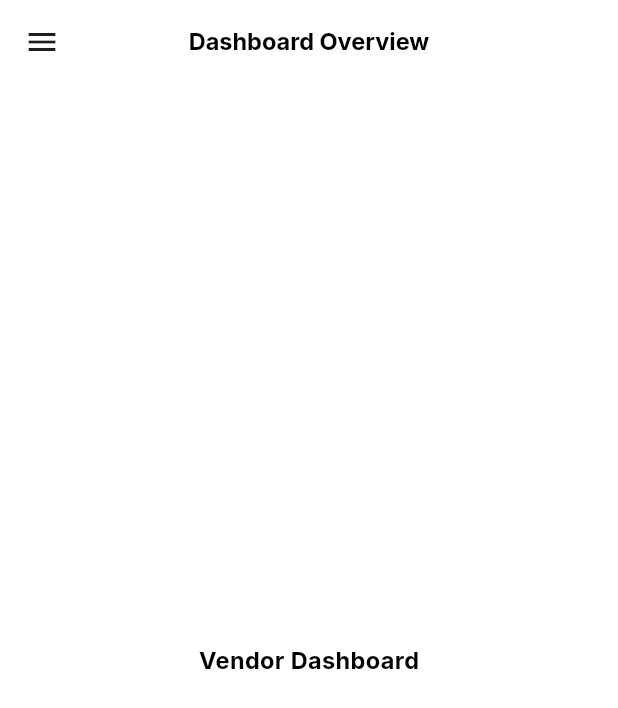
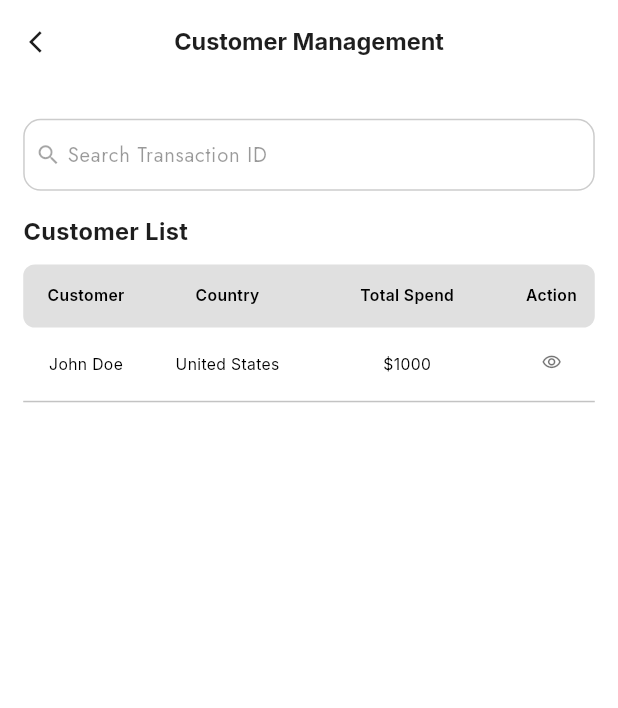
Before and after one commit to Irfanhossain909/service_dashboard_app, a Flutter app: the VendorDashboardScreen screen opened by its route, in the side drawer, after a tap on "Customer Management", on a phone screen of 412 x 824 dp. Shown: the top 708 px of the screen. Run offline on Flutter 3.47's test engine with Material 3 defaults, Android fonts, the phone set to English and light mode, and no system bars; our stand-ins replace cached_network_image, flutter_otp_text_field, flutter_screenutil, flutter_svg, get, get_storage and 2 more; accounts and stored records are empty; network calls fail.

Commit message:
Add vendor customer management routes and update navigation in vendor dashboard.

```diff
--- a/lib/core/route/app_routes.dart
+++ b/lib/core/route/app_routes.dart
@@ -25,6 +25,10 @@ class AppRoutes {
   final String vendorControllerManagementScreen = "/vendor-controller-management-screen";
   final String vendorAddNewControllerScreen = "/vendor-add-new-controller-screen";
 
+  /// ========= Vendor Customer Management Routes =========
+  final String vendorCustomerManagementScreen = "/vendor-customer-management-screen";
+  final String vendorCustomerDetailsScreen = "/vendor-customer-details-screen";
+
 
 
 /// ========= Vendor Profile Routes =========
--- a/lib/core/route/app_routes_file.dart
+++ b/lib/core/route/app_routes_file.dart
@@ -11,6 +11,8 @@ import 'package:service_dashboard_app/features/auth/register/presentation/ui/sig
 import 'package:service_dashboard_app/features/auth/register/presentation/ui/verify_otp_screen.dart';
 import 'package:service_dashboard_app/features/vendor/controller_management/presentation/ui/vendor_add_new_controller_screen.dart';
 import 'package:service_dashboard_app/features/vendor/controller_management/presentation/ui/vendor_controller_management_screen.dart';
+import 'package:service_dashboard_app/features/vendor/customer_management/presentation/ui/vendor_customer_details_screen.dart';
+import 'package:service_dashboard_app/features/vendor/customer_management/presentation/ui/vendor_customer_management_screen.dart';
 import 'package:service_dashboard_app/features/vendor/dashboard/presentation/ui/vendor_dashboard_screen.dart';
 import 'package:service_dashboard_app/features/vendor/legal/presentation/ui/vendor_legal_screen.dart';
 import 'package:service_dashboard_app/features/vendor/profile/presentation/ui/vendor_profile_screen.dart';
@@ -67,8 +69,6 @@ List<GetPage> appRootRoutesFile = <GetPage>[
     page: () => const VendorDashboardScreen(),
   ),
 
-
-
   /// ========= Vendor Controller Management Routes =========
   GetPage(
     name: AppRoutes.instance.vendorControllerManagementScreen,
@@ -79,6 +79,18 @@ List<GetPage> appRootRoutesFile = <GetPage>[
     name: AppRoutes.instance.vendorAddNewControllerScreen,
     binding: AppBinding(),
     page: () => const VendorAddNewControllerScreen(),
+  ),
+
+  /// ========= Vendor Customer Management Routes =========
+  GetPage(
+    name: AppRoutes.instance.vendorCustomerManagementScreen,
+    binding: AppBinding(),
+    page: () => const VendorCustomerManagementScreen(),
+  ),
+  GetPage(
+    name: AppRoutes.instance.vendorCustomerDetailsScreen,
+    binding: AppBinding(),
+    page: () => const VendorCustomerDetailsScreen(),
   ),
 
   /// ========= Vendor Profile Routes =========
--- /dev/null
+++ b/lib/features/vendor/customer_management/presentation/ui/vendor_customer_management_screen.dart
@@ -0,0 +1,61 @@
+import 'package:flutter/material.dart';
+import 'package:flutter_screenutil/flutter_screenutil.dart';
+import 'package:get/get.dart';
+import 'package:service_dashboard_app/core/component/app_input/app_input_widget_two.dart';
+import 'package:service_dashboard_app/core/component/app_text/app_text.dart';
+import 'package:service_dashboard_app/core/component/appbar/custom_appbar.dart';
+import 'package:service_dashboard_app/core/const/app_color.dart';
+import 'package:service_dashboard_app/core/route/app_routes.dart';
+import 'package:service_dashboard_app/features/vendor/customer_management/presentation/widget/customer_management_table.dart';
+
+class VendorCustomerManagementScreen extends StatelessWidget {
+  const VendorCustomerManagementScreen({super.key});
+
+  @override
+  Widget build(BuildContext context) {
+    return Scaffold(
+      appBar: CustomAppbar(text: "Customer Management"),
+      body: Padding(
+        padding: EdgeInsets.all(16.r),
+        child: Column(
+          crossAxisAlignment: CrossAxisAlignment.start,
+          children: [
+            AppInputWidgetTwo(
+              hintText: "Search Transaction ID",
+              prefix: Icon(
+                Icons.search,
+                color: AppColors.black.withValues(alpha: 0.4),
+                size: 18.r,
+              ),
+              onTap: () {
+                print("Search");
+              },
+              onChanged: (value) {
+                print(value);
+              },
+            ),
+            SizedBox(height: 16.h),
+            AppText(
+              data: "Customer List",
+              fontSize: 18.sp,
+              fontWeight: FontWeight.w700,
+            ),
+            SizedBox(height: 12.h),
+            CustomerManagementTable(
+              items: [
+                CustomerManagementTableItemModel(
+                  customer: "John Doe",
+                  country: "United States",
+                  totalSpend: "\$1000",
+                  onView: () {
+                    Get.toNamed(AppRoutes.instance.vendorCustomerDetailsScreen);
+                  },
+                ),
+              ],
+            ),
+          ],
+        ),
+      ),
+    );
+  }
+}
--- /dev/null
+++ b/lib/features/vendor/customer_management/presentation/widget/customer_management_table.dart
@@ -0,0 +1,118 @@
+import 'package:flutter/material.dart';
+import 'package:flutter_screenutil/flutter_screenutil.dart';
+import 'package:service_dashboard_app/core/component/app_text/app_text.dart';
+import 'package:service_dashboard_app/core/const/app_color.dart';
+
+class CustomerManagementTable extends StatelessWidget {
+  final List<CustomerManagementTableItemModel> items;
+
+  const CustomerManagementTable({super.key, required this.items});
+
+  @override
+  Widget build(BuildContext context) {
+    return Container(
+      width: double.infinity,
+      decoration: BoxDecoration(borderRadius: BorderRadius.circular(8.r)),
+      child: Table(
+        columnWidths: {
+          0: FixedColumnWidth(80.w),
+          1: FixedColumnWidth(100.w),
+          2: FlexColumnWidth(100),
+          3: FixedColumnWidth(55.w),
+        },
+
+        children: [
+          /// Header
+          TableRow(
+            decoration: BoxDecoration(
+              color: Colors.grey.shade300,
+              borderRadius: BorderRadius.circular(8.r),
+            ),
+            children: [
+              _headerText("Customer"),
+              _headerText("Country"),
+              _headerText("Total Spend"),
+              _headerText("Action"),
+            ],
+          ),
+
+          /// Data Rows
+          ...List.generate(
+            items.length,
+            (index) => TableRow(
+              decoration: BoxDecoration(
+                border: Border(
+                  bottom: BorderSide(color: AppColors.nevColor, width: 1),
+                ),
+              ),
+              children: [
+                _cellText(items[index].customer),
+                _cellText(items[index].country),
+                _cellText(items[index].totalSpend),
+                Padding(
+                  padding: EdgeInsets.symmetric(
+                    vertical: 16.h,
+                    horizontal: 10.w,
+                  ),
+                  child: InkWell(
+                    onTap: items[index].onView,
+                    child: Icon(
+                      Icons.remove_red_eye_outlined,
+                      size: 14.r,
+                      color: Colors.black54,
+                    ),
+                  ),
+                ),
+              ],
+            ),
+          ),
+        ],
+      ),
+    );
+  }
+
+  Widget _headerText(String text) {
+    return Padding(
+      padding: EdgeInsets.symmetric(vertical: 14.h, horizontal: 8.w),
+      child: AppText(
+        data: text,
+        fontSize: 12.sp,
+        maxLines: 1,
+        overflow: TextOverflow.ellipsis,
+        textAlign: TextAlign.center,
+        fontWeight: FontWeight.w600,
+        color: Colors.black,
+      ),
+    );
+  }
+
+  Widget _cellText(String text) {
+    return Padding(
+      padding: EdgeInsets.symmetric(vertical: 18.h, horizontal: 8.w),
+      child: AppText(
+        data: text,
+        fontSize: 12.sp,
+        maxLines: 2,
+        overflow: TextOverflow.ellipsis,
+        textAlign: TextAlign.center,
+        fontWeight: FontWeight.w400,
+        color: Colors.black,
+      ),
+    );
+  }
+}
+
+class CustomerManagementTableItemModel {
+  final String customer;
+  final String country;
+  final String totalSpend;
+
+  final VoidCallback? onView;
+
+  CustomerManagementTableItemModel({
+    required this.customer,
+    required this.country,
+    required this.totalSpend,
+    this.onView,
+  });
+}
--- a/lib/features/vendor/dashboard/presentation/ui/vendor_dashboard_screen.dart
+++ b/lib/features/vendor/dashboard/presentation/ui/vendor_dashboard_screen.dart
@@ -59,14 +59,20 @@ class VendorDashboardScreen extends StatelessWidget {
                         title: "Analytics",
                       ),
                       MenuBarItems(
-                        onTap: () {},
+                        onTap: () {
+                          Get.toNamed(
+                            AppRoutes.instance.vendorCustomerManagementScreen,
+                          );
+                        },
                         icon: AppAssets.customerManagement,
                         title: "Customer Management",
                       ),
                       MenuBarItems(
                         isLastItem: true,
                         onTap: () {
-                          Get.toNamed(AppRoutes.instance.vendorControllerManagementScreen);
+                          Get.toNamed(
+                            AppRoutes.instance.vendorControllerManagementScreen,
+                          );
                         },
                         icon: AppAssets.controllerManagement,
                         title: "Controller Management",
```
Also changed, not shown: lib/features/vendor/customer_management/presentation/ui/vendor_customer_details_screen.dart (added, +82 -0 lines), lib/features/vendor/customer_management/presentation/widget/customer_details_table.dart (added, +140 -0 lines), lib/features/vendor/customer_management/presentation/widget/customer_profile.dart (added, +108 -0 lines), lib/features/vendor/customer_management/presentation/widget/title_card.dart (added, +44 -0 lines).
